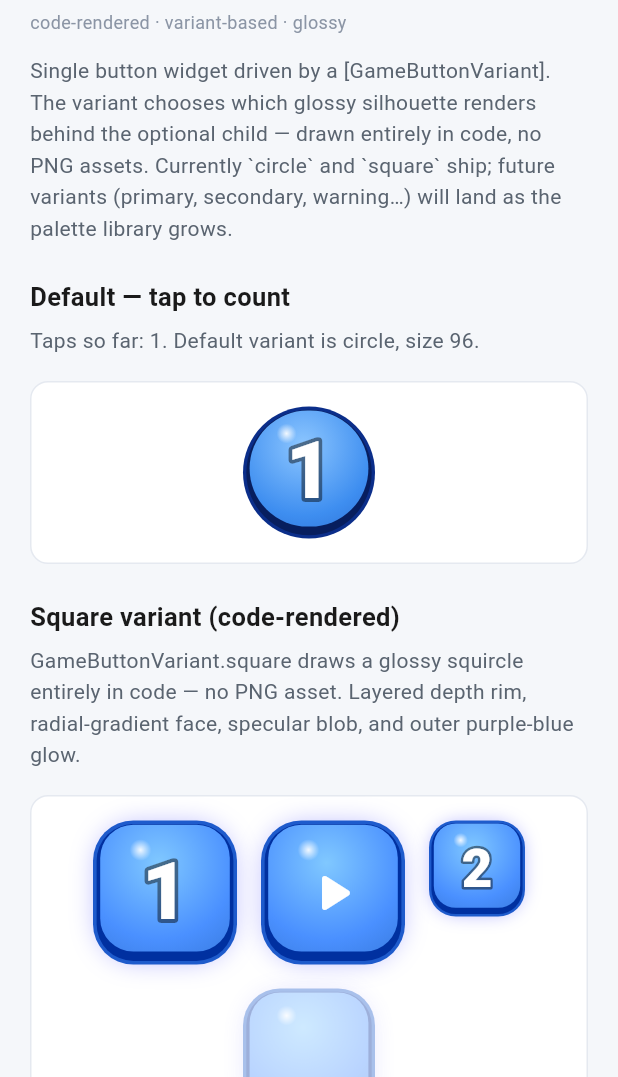
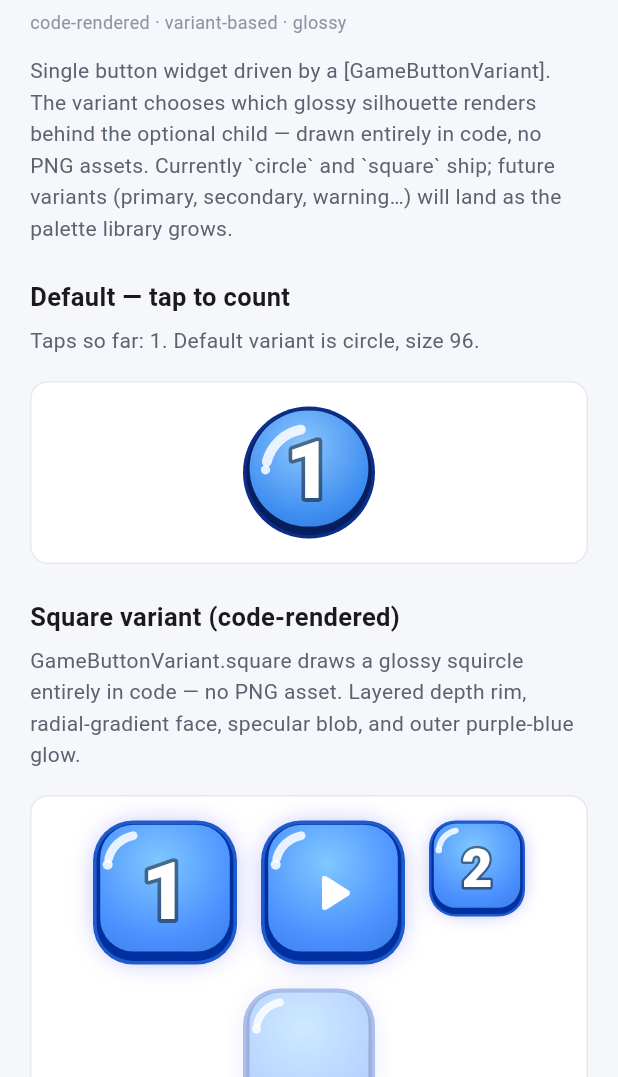
Before and after one commit to yakupadakli/game-ui, a Flutter app: the GameButtonPage screen opened directly, after a tap on an icon or button, on a phone screen of 412 x 824 dp, the part 159-1236 px from its top. Run offline on Flutter 3.47's test engine with Material 3 defaults, Android fonts, the phone set to English and light mode, and no system bars; Roboto replaces fonts that are missing (BalooChettan2).

Commit message:
Add crescent sheens to round glossy buttons
Second visual-comparison round against the original button art. The
remaining gap was the specular highlight: the art paints a curved
crescent riding the upper-left shoulder, while the code drew a small
soft dot.

- Add _CrescentSheenPainter to GameGlossyButtonSurface: an arc stroke
  with round caps plus a companion dot, riding just inside a circle
  face's edge or hugging a squircle's corner curve. Rectangular and
  pill shapes keep the soft blob highlights, matching their art.
- Deepen the squareRedGlossy palette to the art's vivid red.

Verified locally with Flutter 3.41.4: format clean, analyze clean, all
97 tests pass.

Co-Authored-By: Claude Opus 4.8 <noreply@anthropic.com>
Claude-Session: https://claude.ai/code/session_01EdeMYAae78u7eQzN1bs2p5

```diff
--- a/lib/src/widgets/buttons/game_glossy_button_surface.dart
+++ b/lib/src/widgets/buttons/game_glossy_button_surface.dart
@@ -158,9 +158,22 @@ class GameGlossyButtonSurface extends StatelessWidget {
               ),
             ),
           ),
-          // Upper-left specular sheen.
-          _sheen(s, alignRight: false),
-          if (shape == GameGlossyButtonShape.pill) _sheen(s, alignRight: true),
+          // Upper-left specular sheen: a crescent hugging the shoulder on
+          // round shapes, soft blobs on rectangular ones.
+          if (_isRound)
+            Positioned.fill(
+              child: CustomPaint(
+                painter: _CrescentSheenPainter(
+                  faceInset: border + di,
+                  circle: shape == GameGlossyButtonShape.circle,
+                ),
+              ),
+            )
+          else ...[
+            _sheen(s, alignRight: false),
+            if (shape == GameGlossyButtonShape.pill)
+              _sheen(s, alignRight: true),
+          ],
         ],
       ),
     );
@@ -184,6 +197,7 @@ class GameGlossyButtonSurface extends StatelessWidget {
     );
   }
 
+  /// Soft rotated highlight blob (rectangular shapes and pill ends).
   Widget _sheen(double s, {required bool alignRight}) {
     final w = _isRound ? s * 0.34 : s * 0.26;
     final h = s * 0.15;
@@ -211,3 +225,64 @@ class GameGlossyButtonSurface extends StatelessWidget {
     );
   }
 }
+
+/// Curved specular crescent on the upper-left shoulder of a round glossy
+/// face — an arc stroke with round caps plus a small companion dot, matching
+/// the classic candy-button art.
+class _CrescentSheenPainter extends CustomPainter {
+  const _CrescentSheenPainter({required this.faceInset, required this.circle});
+
+  /// Distance from the widget edge to the visible face edge.
+  final double faceInset;
+
+  /// True for a full circle face, false for a squircle.
+  final bool circle;
+
+  @override
+  void paint(Canvas canvas, Size size) {
+    final s = size.shortestSide;
+    final white = const Color(0xFFFFFFFF).withValues(alpha: 0.85);
+
+    final Rect arcRect;
+    if (circle) {
+      // Arc riding just inside the face's edge.
+      final radius = s / 2 - faceInset - s * 0.12;
+      arcRect = Rect.fromCircle(
+        center: Offset(size.width / 2, size.height / 2),
+        radius: radius,
+      );
+    } else {
+      // Arc hugging the squircle's top-left corner curve.
+      final corner = s * 0.28 - faceInset;
+      final c = faceInset + corner;
+      arcRect = Rect.fromCircle(
+        center: Offset(c + s * 0.04, c + s * 0.04),
+        radius: corner * 0.95,
+      );
+    }
+
+    // ~65 degree sweep across the upper-left shoulder.
+    canvas.drawArc(
+      arcRect,
+      math.pi * 1.08,
+      math.pi * 0.36,
+      false,
+      Paint()
+        ..style = PaintingStyle.stroke
+        ..strokeWidth = s * (circle ? 0.075 : 0.06)
+        ..strokeCap = StrokeCap.round
+        ..color = white,
+    );
+
+    // Small companion dot past the crescent's lower tip.
+    final dotAngle = math.pi * 1.02;
+    final dotCenter =
+        arcRect.center +
+        Offset(math.cos(dotAngle), math.sin(dotAngle)) * (arcRect.width / 2);
+    canvas.drawCircle(dotCenter, s * 0.035, Paint()..color = white);
+  }
+
+  @override
+  bool shouldRepaint(covariant _CrescentSheenPainter oldDelegate) =>
+      oldDelegate.faceInset != faceInset || oldDelegate.circle != circle;
+}
--- a/lib/src/widgets/buttons/game_image_button.dart
+++ b/lib/src/widgets/buttons/game_image_button.dart
@@ -71,12 +71,12 @@ const GameButtonPalette _orangeSquare = GameButtonPalette(
   stroke: Color(0xFF7A3E06),
 );
 const GameButtonPalette _redSquare = GameButtonPalette(
-  face: Color(0xFFFF6B6B),
-  depth: Color(0xFFD32F2F),
-  innerRing: Color(0xFFB71C1C),
-  highlight: Color(0xFFFFB3B3),
-  shadow: Color(0xFFF04A4A),
-  stroke: Color(0xFF9A1414),
+  face: Color(0xFFF04848),
+  depth: Color(0xFFB01212),
+  innerRing: Color(0xFF8E0E0E),
+  highlight: Color(0xFFFF9C9C),
+  shadow: Color(0xFFD62F2F),
+  stroke: Color(0xFF7E0A0A),
 );
 const GameButtonPalette _orangePill = GameButtonPalette(
   face: Color(0xFFFFB020),
```
